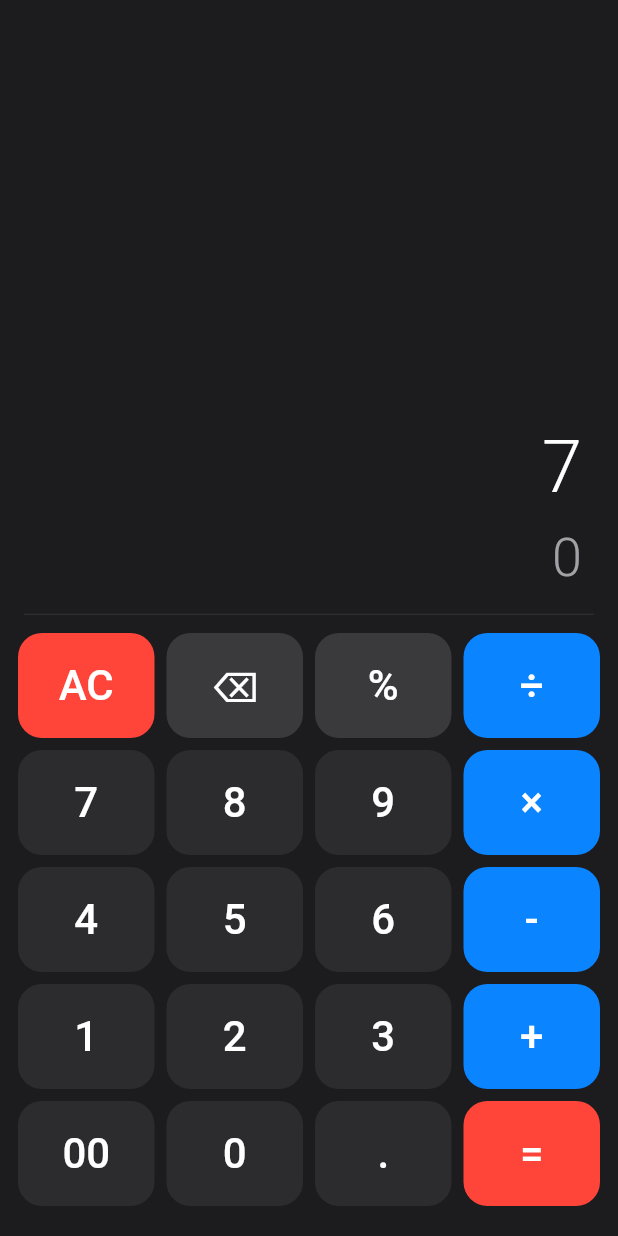
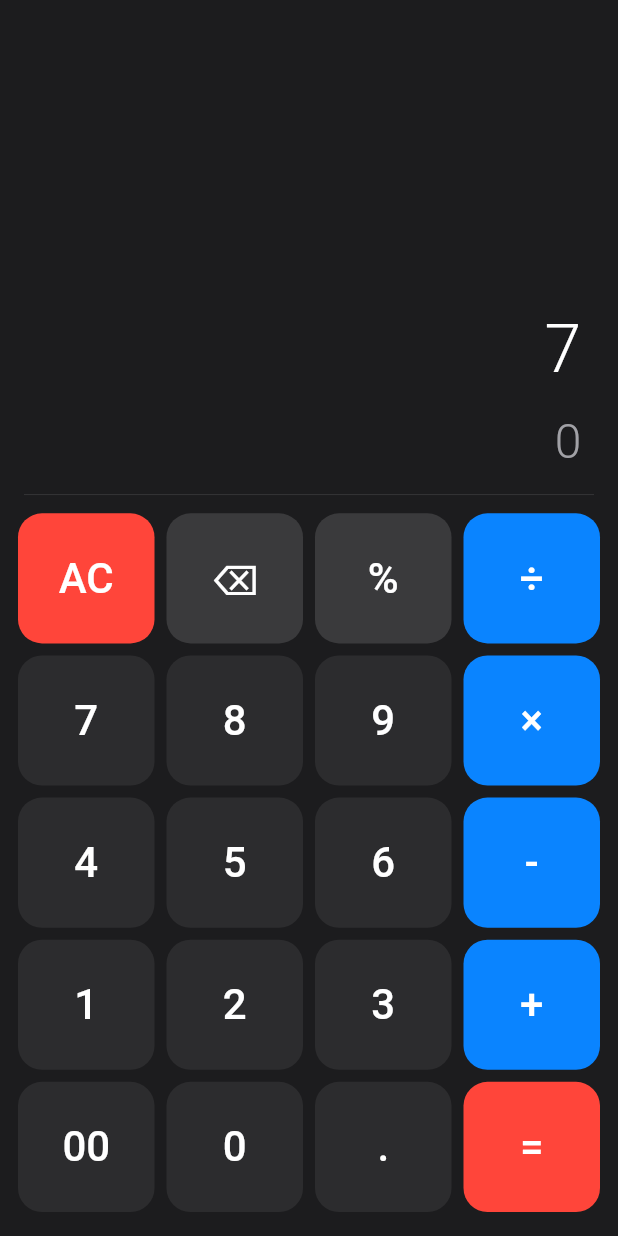
Before and after one commit to BintangNadiMaulana/bintang_calculator, a Flutter app: the screen it shows after launch, after a tap on an icon or button, on a phone screen of 412 x 824 dp. Run offline on Flutter 3.47's test engine with Material 2 defaults, Android fonts, the phone set to English and light mode, and no system bars; our stand-ins replace math_expressions.

Commit message:
Fix remaining bugs, fully responsive layout, clean pubspec
Bugs fixed:
- % no longer in infix operators set — 50%×2 now works correctly
- Operator after = chains from result (8+3=11, then + → 11+)
- Leading zeros prevented (00 button on fresh/zero state stays 0)
- = ignored when equation ends with operator (prevents parse errors)
- Duplicate % prevented (5%% no longer possible)
- Decimal after = starts fresh (0.)

UI/UX improvements:
- Fully responsive button grid using Expanded rows (no fixed heights)
- Haptic feedback on every button press
- Better InkWell splash/highlight colors for visual press feedback
- Letter spacing on display text for readability
- Removed duplicate color constant, added _functionColor for ⌫/%
- Replaced withValues() with Color literal for SDK compatibility
- Display flex ratio 2:3 (display:buttons) for better proportion

Pubspec cleanup:
- SDK constraint widened to <4.0.0 for Dart 3.x compatibility
- Removed unused cupertino_icons dependency
- Removed boilerplate comments
- Updated description

Tests: 18 cases covering all operations, edge cases, and new fixes

Co-Authored-By: Claude Opus 4.6 <noreply@anthropic.com>
Claude-Session: https://claude.ai/code/session_01G7VwjhqT1RY9wKXLd2es6A

```diff
--- a/lib/simple_calculator.dart
+++ b/lib/simple_calculator.dart
@@ -1,4 +1,5 @@
 import 'package:flutter/material.dart';
+import 'package:flutter/services.dart';
 import 'package:math_expressions/math_expressions.dart';
 
 class SimpleCalculator extends StatefulWidget {
@@ -14,20 +15,21 @@ class _SimpleCalculatorState extends State<SimpleCalculator> {
   bool _calculated = false;
 
   static const Color _bgColor = Color(0xFF1C1C1E);
-  static const Color _displayBg = Color(0xFF1C1C1E);
   static const Color _numberColor = Color(0xFF2C2C2E);
+  static const Color _functionColor = Color(0xFF3A3A3C);
   static const Color _operatorColor = Color(0xFF0A84FF);
   static const Color _accentColor = Color(0xFFFF453A);
   static const Color _textColor = Colors.white;
   static const Color _secondaryText = Color(0xFFA1A1A6);
+  static const Color _dividerColor = Color(0x1AFFFFFF);
 
-  static const Set<String> _operators = {'+', '-', '×', '÷', '%'};
+  static const Set<String> _infixOperators = {'+', '-', '×', '÷'};
 
-  bool _isOperator(String s) => _operators.contains(s);
+  bool _isInfixOperator(String s) => _infixOperators.contains(s);
 
   bool _endsWithOperator() {
     if (equation.isEmpty) return false;
-    return _isOperator(equation[equation.length - 1]);
+    return _isInfixOperator(equation[equation.length - 1]);
   }
 
   String _formatResult(String raw) {
@@ -45,6 +47,7 @@ class _SimpleCalculatorState extends State<SimpleCalculator> {
   }
 
   void buttonPressed(String buttonText) {
+    HapticFeedback.lightImpact();
     setState(() {
       switch (buttonText) {
         case "AC":
@@ -66,11 +69,13 @@ class _SimpleCalculatorState extends State<SimpleCalculator> {
           break;
 
         case "=":
+          if (!_endsWithOperator()) {
             _calculate();
+          }
           break;
 
         case "%":
-          if (equation != "0" && !_endsWithOperator()) {
+          if (equation != "0" && !_endsWithOperator() && !equation.endsWith('%')) {
             equation = equation + "%";
           }
           break;
@@ -82,8 +87,11 @@ class _SimpleCalculatorState extends State<SimpleCalculator> {
   }
 
   void _handleInput(String buttonText) {
-    if (_isOperator(buttonText)) {
+    if (_isInfixOperator(buttonText)) {
+      if (_calculated) {
+        equation = result;
         _calculated = false;
+      }
       if (equation == "0" && buttonText != '-') return;
       if (_endsWithOperator()) {
         equation = equation.substring(0, equation.length - 1) + buttonText;
@@ -91,27 +99,32 @@ class _SimpleCalculatorState extends State<SimpleCalculator> {
         equation = equation + buttonText;
       }
     } else if (buttonText == ".") {
+      if (_calculated) {
+        equation = "0.";
+        result = "0";
         _calculated = false;
+        return;
+      }
       String lastNumber = _getLastNumber();
       if (!lastNumber.contains('.')) {
-        if (_endsWithOperator() || equation == "0") {
-          if (equation == "0") {
+        if (_endsWithOperator()) {
+          equation = equation + "0.";
+        } else if (equation == "0") {
           equation = "0.";
-          } else {
-            equation = equation + "0.";
-          }
         } else {
           equation = equation + ".";
         }
       }
     } else {
       if (_calculated) {
-        equation = buttonText;
+        equation = (buttonText == "00") ? "0" : buttonText;
         result = "0";
         _calculated = false;
       } else if (equation == "0") {
-        equation = buttonText;
+        equation = (buttonText == "00") ? "0" : buttonText;
       } else {
+        String lastNumber = _getLastNumber();
+        if (lastNumber == "0" && buttonText == "00") return;
         equation = equation + buttonText;
       }
     }
@@ -120,21 +133,21 @@ class _SimpleCalculatorState extends State<SimpleCalculator> {
   String _getLastNumber() {
     String last = "";
     for (int i = equation.length - 1; i >= 0; i--) {
-      if (_isOperator(equation[i])) break;
+      if (_isInfixOperator(equation[i])) break;
       last = equation[i] + last;
     }
     return last;
   }
 
   void _calculate() {
-    String expression = equation;
-    expression = expression.replaceAll('×', '*');
-    expression = expression.replaceAll('÷', '/');
-    expression = expression.replaceAll('%', '/100');
+    String expr = equation;
+    expr = expr.replaceAll('×', '*');
+    expr = expr.replaceAll('÷', '/');
+    expr = expr.replaceAll('%', '/100');
 
     try {
       Parser p = Parser();
-      Expression exp = p.parse(expression);
+      Expression exp = p.parse(expr);
       ContextModel cm = ContextModel();
       double eval = exp.evaluate(EvaluationType.REAL, cm);
 
@@ -159,12 +172,13 @@ class _SimpleCalculatorState extends State<SimpleCalculator> {
         child: Material(
           color: color ?? _numberColor,
           borderRadius: BorderRadius.circular(16),
+          clipBehavior: Clip.antiAlias,
           child: InkWell(
             borderRadius: BorderRadius.circular(16),
+            splashColor: Colors.white24,
+            highlightColor: Colors.white10,
             onTap: () => buttonPressed(text),
-            child: Container(
-              height: 70,
-              alignment: Alignment.center,
+            child: Center(
               child: Text(
                 text,
                 style: TextStyle(
@@ -181,7 +195,9 @@ class _SimpleCalculatorState extends State<SimpleCalculator> {
   }
 
   Widget _buildButtonRow(List<Map<String, dynamic>> buttons) {
-    return Row(
+    return Expanded(
+      child: Row(
+        crossAxisAlignment: CrossAxisAlignment.stretch,
         children: buttons.map((b) {
           return _buildButton(
             b['text'] as String,
@@ -190,6 +206,7 @@ class _SimpleCalculatorState extends State<SimpleCalculator> {
             flex: (b['flex'] as int?) ?? 1,
           );
         }).toList(),
+      ),
     );
   }
 
@@ -200,10 +217,9 @@ class _SimpleCalculatorState extends State<SimpleCalculator> {
       body: SafeArea(
         child: Column(
           children: [
-            // Display area
             Expanded(
+              flex: 2,
               child: Container(
-                color: _displayBg,
                 padding: const EdgeInsets.symmetric(horizontal: 24, vertical: 16),
                 alignment: Alignment.bottomRight,
                 child: Column(
@@ -216,22 +232,24 @@ class _SimpleCalculatorState extends State<SimpleCalculator> {
                       child: Text(
                         equation,
                         style: TextStyle(
-                          fontSize: _calculated ? 32 : 48,
+                          fontSize: _calculated ? 28 : 44,
                           fontWeight: FontWeight.w300,
                           color: _calculated ? _secondaryText : _textColor,
+                          letterSpacing: 1.2,
                         ),
                       ),
                     ),
-                    const SizedBox(height: 12),
+                    const SizedBox(height: 16),
                     SingleChildScrollView(
                       scrollDirection: Axis.horizontal,
                       reverse: true,
                       child: Text(
                         result,
                         style: TextStyle(
-                          fontSize: _calculated ? 56 : 36,
+                          fontSize: _calculated ? 52 : 32,
                           fontWeight: _calculated ? FontWeight.w400 : FontWeight.w300,
                           color: _calculated ? _textColor : _secondaryText,
+                          letterSpacing: 1.0,
                         ),
                       ),
                     ),
@@ -240,21 +258,21 @@ class _SimpleCalculatorState extends State<SimpleCalculator> {
               ),
             ),
 
-            // Divider
             Padding(
               padding: const EdgeInsets.symmetric(horizontal: 16),
-              child: Divider(color: Colors.white.withValues(alpha: 0.1), height: 1),
+              child: Divider(color: _dividerColor, height: 1),
             ),
 
-            // Button grid
-            Padding(
-              padding: const EdgeInsets.fromLTRB(8, 8, 8, 16),
+            Expanded(
+              flex: 3,
+              child: Padding(
+                padding: const EdgeInsets.fromLTRB(8, 8, 8, 12),
                 child: Column(
                   children: [
                     _buildButtonRow([
                       {'text': 'AC', 'color': _accentColor},
-                    {'text': '⌫', 'color': const Color(0xFF3A3A3C)},
-                    {'text': '%', 'color': const Color(0xFF3A3A3C)},
+                      {'text': '⌫', 'color': _functionColor},
+                      {'text': '%', 'color': _functionColor},
                       {'text': '÷', 'color': _operatorColor},
                     ]),
                     _buildButtonRow([
@@ -284,6 +302,7 @@ class _SimpleCalculatorState extends State<SimpleCalculator> {
                   ],
                 ),
               ),
+            ),
           ],
         ),
       ),
```
Also changed, not shown: pubspec.yaml (+3 -73 lines), 1 other file. Lines whose indentation alone changed are shown as unchanged.
